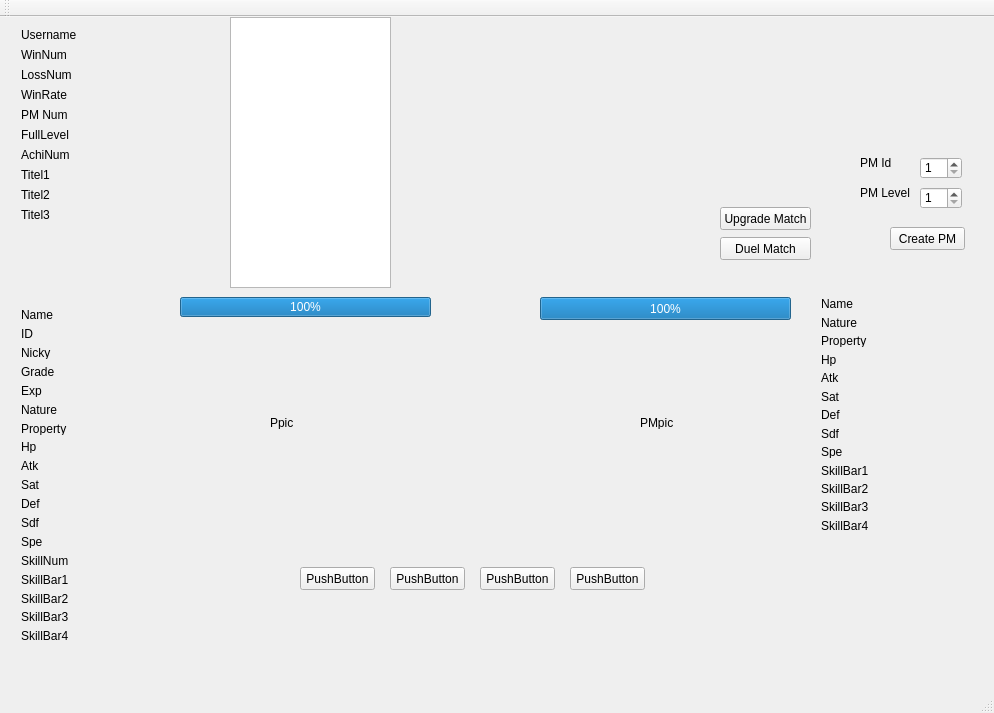
Before: the Qt Designer form QClient/mainwindow.ui in DarrenIce/QClient, drawn with Qt 5.
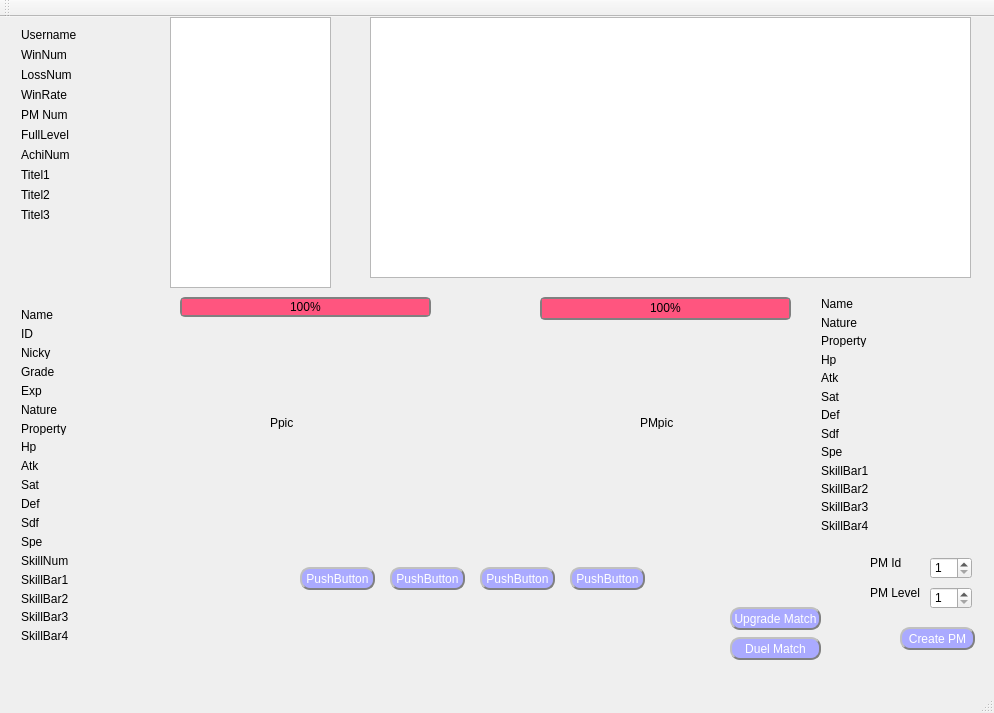
After: the same form once the commit is applied.

Patch:
```diff
--- a/QClient/mainwindow.ui
+++ b/QClient/mainwindow.ui
@@ -17,7 +17,7 @@
    <widget class="QListWidget" name="PMList">
     <property name="geometry">
      <rect>
-      <x>230</x>
+      <x>170</x>
       <y>0</y>
       <width>161</width>
       <height>271</height>
@@ -219,12 +219,15 @@
    <widget class="QPushButton" name="UpgradeMatch">
     <property name="geometry">
      <rect>
-      <x>720</x>
-      <y>190</y>
+      <x>730</x>
+      <y>590</y>
       <width>91</width>
       <height>23</height>
      </rect>
     </property>
+    <property name="styleSheet">
+     <string notr="true">QPushButton{background-color:rgb(170, 170, 255);color:white;border-radius:10px;border: 2px groove gray;border-style: outset;}                                           QPushButton:hover{background-color:rgb(170, 255, 255); color: black;}                                          QPushButton:pressed{background-color:rgb(255, 170, 127);border-style: inset; }</string>
+    </property>
     <property name="text">
      <string>Upgrade Match</string>
     </property>
@@ -232,12 +235,15 @@
    <widget class="QPushButton" name="DuelMatch">
     <property name="geometry">
      <rect>
-      <x>720</x>
-      <y>220</y>
+      <x>730</x>
+      <y>620</y>
       <width>91</width>
       <height>23</height>
      </rect>
     </property>
+    <property name="styleSheet">
+     <string notr="true">QPushButton{background-color:rgb(170, 170, 255);color:white;border-radius:10px;border: 2px groove gray;border-style: outset;}                                           QPushButton:hover{background-color:rgb(170, 255, 255); color: black;}                                          QPushButton:pressed{background-color:rgb(255, 170, 127);border-style: inset; }</string>
+    </property>
     <property name="text">
      <string>Duel Match</string>
     </property>
@@ -251,9 +257,24 @@
       <height>20</height>
      </rect>
     </property>
+    <property name="styleSheet">
+     <string notr="true">QProgressBar {
+     border: 2px solid grey;
+     border-radius: 5px;
+     text-align: center;
+ }
+ 
+ QProgressBar::chunk {
+     background-color: rgb(255, 85, 127);
+     width: 20px;
+ }</string>
+    </property>
     <property name="value">
      <number>100</number>
     </property>
+    <property name="invertedAppearance">
+     <bool>false</bool>
+    </property>
    </widget>
    <widget class="QProgressBar" name="PmHp">
     <property name="geometry">
@@ -264,6 +285,18 @@
       <height>23</height>
      </rect>
     </property>
+    <property name="styleSheet">
+     <string notr="true">QProgressBar {
+     border: 2px solid grey;
+     border-radius: 5px;
+     text-align: center;
+ }
+ 
+ QProgressBar::chunk {
+     background-color: rgb(255, 85, 127);
+     width: 20px;
+ }</string>
+    </property>
     <property name="value">
      <number>100</number>
     </property>
@@ -277,6 +310,9 @@
       <height>23</height>
      </rect>
     </property>
+    <property name="styleSheet">
+     <string notr="true">QPushButton{background-color:rgb(170, 170, 255);color:white;border-radius:10px;border: 2px groove gray;border-style: outset;}                                           QPushButton:hover{background-color:rgb(170, 255, 255); color: black;}                                          QPushButton:pressed{background-color:rgb(255, 170, 127);border-style: inset; }</string>
+    </property>
     <property name="text">
      <string>PushButton</string>
     </property>
@@ -290,6 +326,9 @@
       <height>23</height>
      </rect>
     </property>
+    <property name="styleSheet">
+     <string notr="true">QPushButton{background-color:rgb(170, 170, 255);color:white;border-radius:10px;border: 2px groove gray;border-style: outset;}                                           QPushButton:hover{background-color:rgb(170, 255, 255); color: black;}                                          QPushButton:pressed{background-color:rgb(255, 170, 127);border-style: inset; }</string>
+    </property>
     <property name="text">
      <string>PushButton</string>
     </property>
@@ -303,6 +342,9 @@
       <height>23</height>
      </rect>
     </property>
+    <property name="styleSheet">
+     <string notr="true">QPushButton{background-color:rgb(170, 170, 255);color:white;border-radius:10px;border: 2px groove gray;border-style: outset;}                                           QPushButton:hover{background-color:rgb(170, 255, 255); color: black;}                                          QPushButton:pressed{background-color:rgb(255, 170, 127);border-style: inset; }</string>
+    </property>
     <property name="text">
      <string>PushButton</string>
     </property>
@@ -316,6 +358,9 @@
       <height>23</height>
      </rect>
     </property>
+    <property name="styleSheet">
+     <string notr="true">QPushButton{background-color:rgb(170, 170, 255);color:white;border-radius:10px;border: 2px groove gray;border-style: outset;}                                           QPushButton:hover{background-color:rgb(170, 255, 255); color: black;}                                          QPushButton:pressed{background-color:rgb(255, 170, 127);border-style: inset; }</string>
+    </property>
     <property name="text">
      <string>PushButton</string>
     </property>
@@ -323,8 +368,8 @@
    <widget class="QSpinBox" name="IdBox">
     <property name="geometry">
      <rect>
-      <x>920</x>
-      <y>140</y>
+      <x>930</x>
+      <y>540</y>
       <width>42</width>
       <height>22</height>
      </rect>
@@ -339,8 +384,8 @@
    <widget class="QLabel" name="PM_ID">
     <property name="geometry">
      <rect>
-      <x>860</x>
-      <y>140</y>
+      <x>870</x>
+      <y>540</y>
       <width>54</width>
       <height>12</height>
      </rect>
@@ -352,8 +397,8 @@
    <widget class="QSpinBox" name="LevelBox">
     <property name="geometry">
      <rect>
-      <x>920</x>
-      <y>170</y>
+      <x>930</x>
+      <y>570</y>
       <width>42</width>
       <height>22</height>
      </rect>
@@ -368,8 +413,8 @@
    <widget class="QLabel" name="PM_LEVEL">
     <property name="geometry">
      <rect>
-      <x>860</x>
-      <y>170</y>
+      <x>870</x>
+      <y>570</y>
       <width>54</width>
       <height>12</height>
      </rect>
@@ -523,12 +568,15 @@
    <widget class="QPushButton" name="CreatePm">
     <property name="geometry">
      <rect>
-      <x>890</x>
-      <y>210</y>
+      <x>900</x>
+      <y>610</y>
       <width>75</width>
       <height>23</height>
      </rect>
     </property>
+    <property name="styleSheet">
+     <string notr="true">QPushButton{background-color:rgb(170, 170, 255);color:white;border-radius:10px;border: 2px groove gray;border-style: outset;}                                           QPushButton:hover{background-color:rgb(170, 255, 255); color: black;}                                          QPushButton:pressed{background-color:rgb(255, 170, 127);border-style: inset; }</string>
+    </property>
     <property name="text">
      <string>Create PM</string>
     </property>
@@ -711,6 +759,16 @@
      </item>
     </layout>
    </widget>
+   <widget class="QTextBrowser" name="FightInfo">
+    <property name="geometry">
+     <rect>
+      <x>370</x>
+      <y>0</y>
+      <width>601</width>
+      <height>261</height>
+     </rect>
+    </property>
+   </widget>
   </widget>
   <widget class="QMenuBar" name="menuBar">
    <property name="geometry">
```
Left out of the diff: 2 changed lines with no effect on the pictures.
